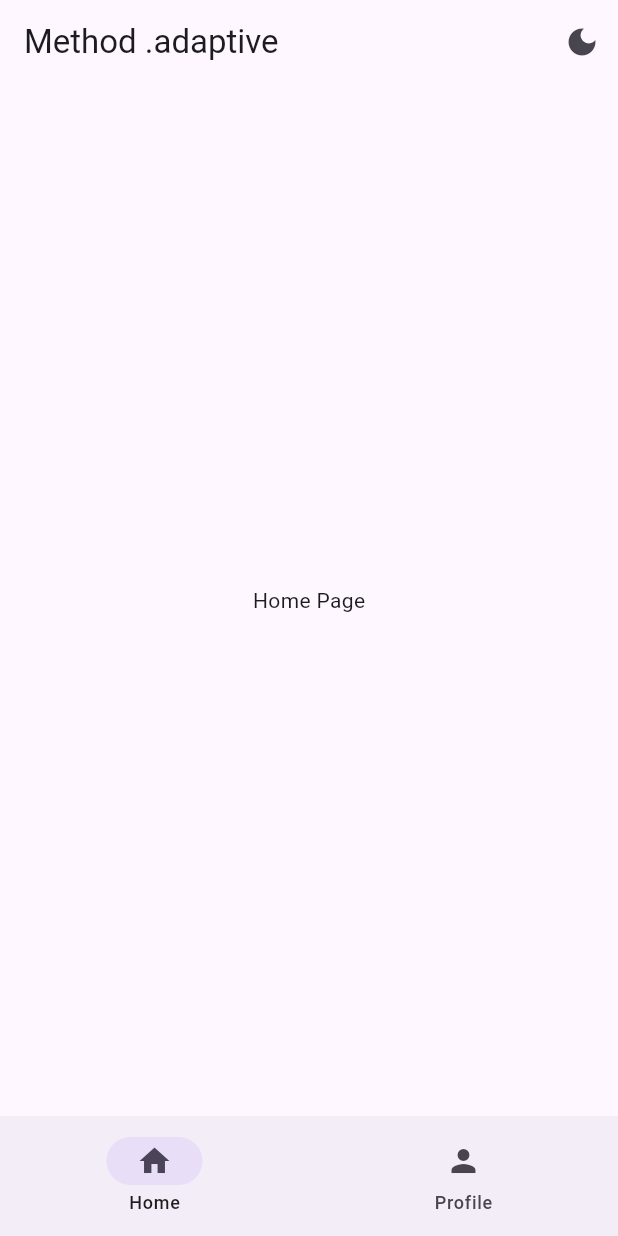
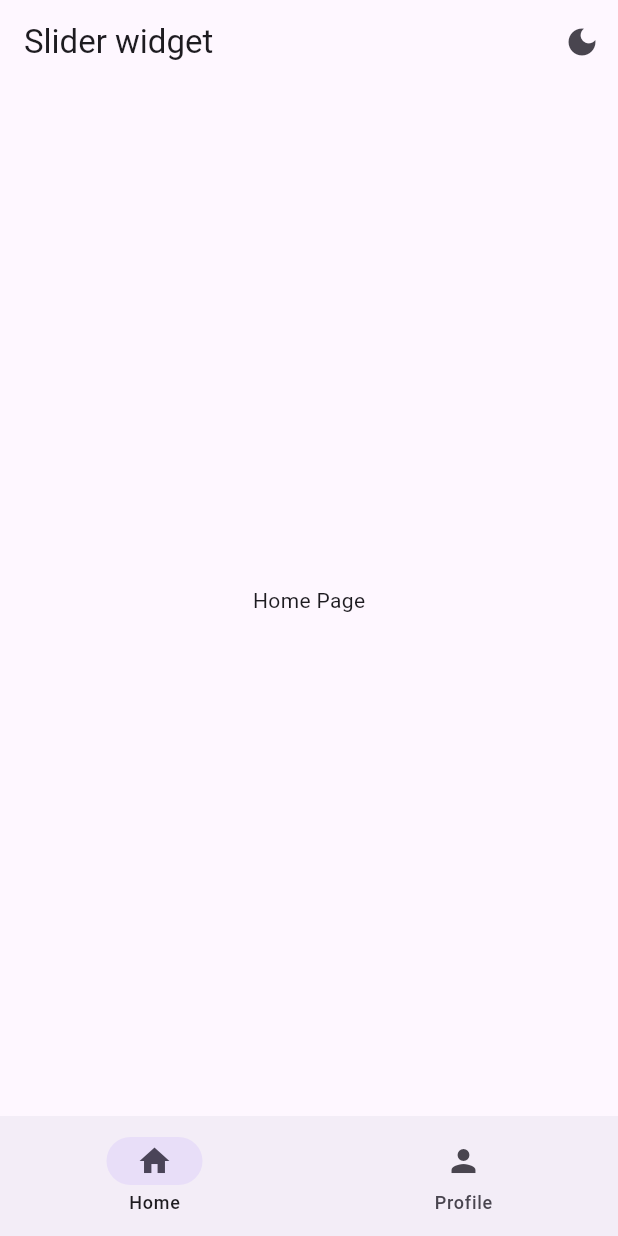
Before and after one commit to manpits/flutter, a Flutter app: the screen it shows after launch, on a phone screen of 412 x 824 dp. Run offline on Flutter 3.47's test engine with Material 3 defaults, Android fonts, the phone set to English and light mode, and no system bars.

Commit message:
026-slider-widget-1740981655

```diff
--- a/lib/views/pages/profilepage.dart
+++ b/lib/views/pages/profilepage.dart
@@ -100,6 +100,10 @@ class _ProfilePageState extends State<ProfilePage> {
           const SizedBox(
             height: 5,
           ),
+          /**
+           * Slider widget
+           * Coba isikan property : max dan divisions
+           */
           Slider(
             value: sliderValue,
             //max: 100.0,
--- a/lib/views/widget_tree.dart
+++ b/lib/views/widget_tree.dart
@@ -19,7 +19,7 @@ class WidgetTree extends StatelessWidget {
       builder: (context, value, child) {
         return Scaffold(
           appBar: AppBar(
-            title: const Text('Method .adaptive'),
+            title: const Text('Slider widget'),
             actions: [
               IconButton(
                   onPressed: () {
```
